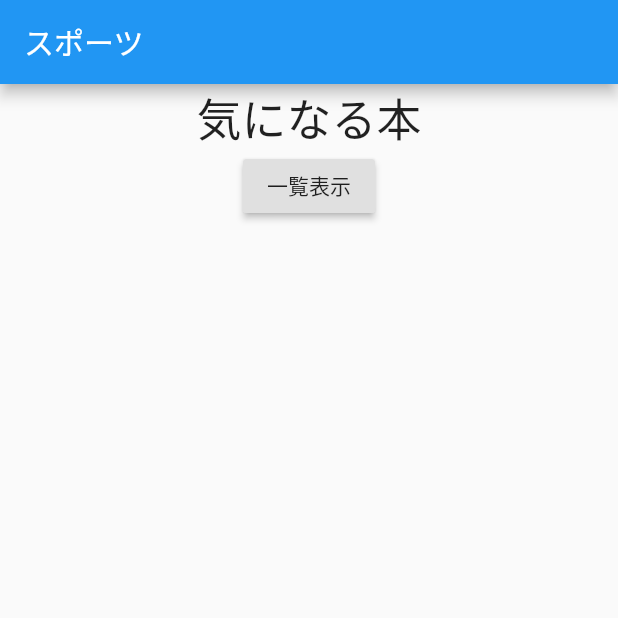
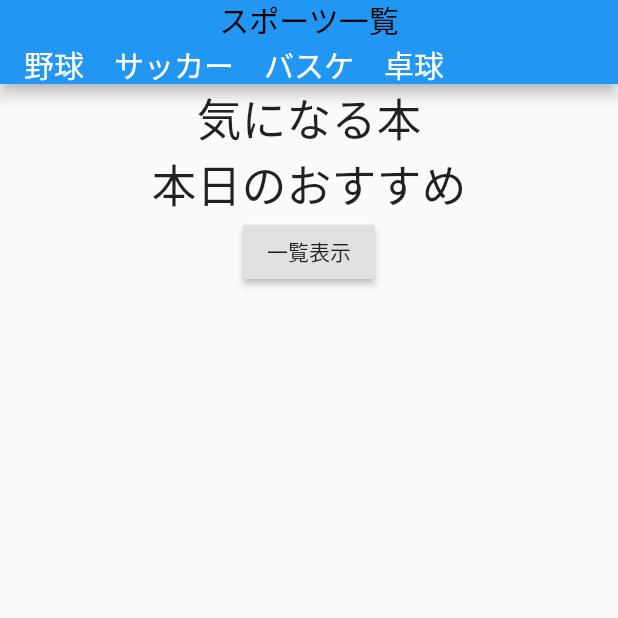
Before and after one commit to feei031/feei2, a Flutter app: the screen it shows after launch, on a phone screen of 412 x 824 dp, the top half of it. Run offline on Flutter 3.47's test engine with Material 2 defaults, Android fonts, the phone set to English and light mode, and no system bars; our stand-ins replace cloud_firestore; accounts and stored records are empty.

```diff
--- a/lib/main.dart
+++ b/lib/main.dart
@@ -18,7 +18,24 @@ class MyApp extends StatelessWidget {
         create: (_) => MainModel(),
         child: Scaffold(
           appBar: AppBar(
-            title: Text('スポーツ'),
+            title: Column(
+              children: <Widget>[
+                Text(
+                  'スポーツ一覧',
+                  style: TextStyle(
+                    color: Colors.black,
+                  ),
+                ),
+                Row(
+                  children: <Widget>[
+                    Text('野球'),
+                    Text('　サッカー'),
+                    Text('　バスケ'),
+                    Text('　卓球'),
+                  ],
+                ),
+              ],
+            ),
           ),
           body: Consumer<MainModel>(builder: (context, model, child) {
             return Center(
@@ -26,6 +43,12 @@ class MyApp extends StatelessWidget {
                 children: <Widget>[
                   Text(
                     model.asaiText,
+                    style: TextStyle(
+                      fontSize: 30,
+                    ),
+                  ),
+                  Text(
+                    '本日のおすすめ',
                     style: TextStyle(
                       fontSize: 30,
                     ),
--- a/lib/main_model.dart
+++ b/lib/main_model.dart
@@ -1,9 +1,9 @@
 import 'package:flutter/material.dart';
 
-class MainModel extends ChangeNotifier{
+class MainModel extends ChangeNotifier {
   String asaiText = '気になる本';
 
-  void changeAsaiText(){
+  void changeAsaiText() {
     asaiText = '山田すみれ';
     notifyListeners();
   }
```
Also changed, not shown: lib/add_book_model.dart (added, +18 -0 lines), lib/add_book_page.dart (added, +80 -0 lines), lib/book_list_page.dart (+18 -0 lines), lib/next_page.dart (deleted, +0 -34 lines), pubspec.lock, 1 other file.
